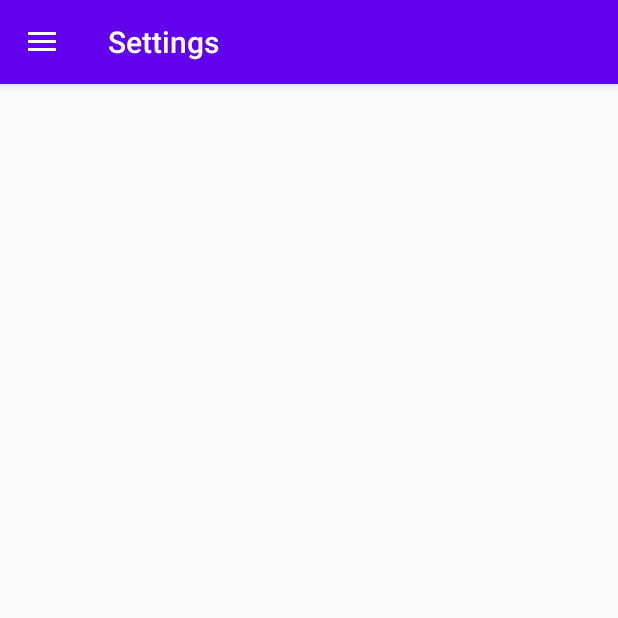
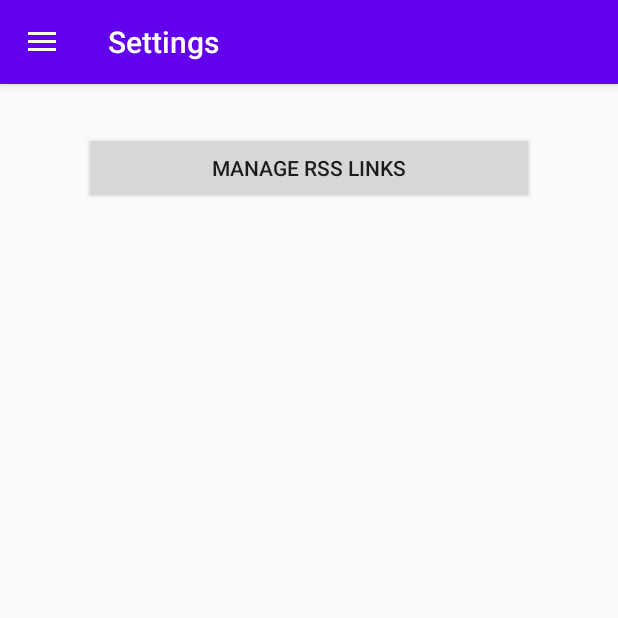
Before and after one commit to brdby/AgNews, an Android app: the screen it shows after launch (MainActivity), in the side drawer, after a tap on "Settings", on a phone screen of 412 x 824 dp, the top half of it. Run offline under Robolectric (Android 15) with nearby library versions, the phone set to English and light mode, and no system bars; our stand-ins replace Room's generated code, navigation-ui.

Commit message:
added rss link management setting

```diff
--- a/app/src/main/java/com/haskellish/agrinews/NewsApp.java
+++ b/app/src/main/java/com/haskellish/agrinews/NewsApp.java
@@ -18,6 +18,7 @@ public class NewsApp extends Application {
         instance = this;
         database = Room.databaseBuilder(this, NewsDB.class, "database")
                 .allowMainThreadQueries()
+                .fallbackToDestructiveMigration()
                 .build();
     }
 
--- a/app/src/main/java/com/haskellish/agrinews/db/NewsDB.java
+++ b/app/src/main/java/com/haskellish/agrinews/db/NewsDB.java
@@ -5,7 +5,7 @@ import androidx.room.RoomDatabase;
 
 import com.haskellish.agrinews.db.entity.RSS;
 
-@Database(entities = {RSS.class}, version = 1)
+@Database(entities = {RSS.class}, version = 3)
 public abstract class NewsDB extends RoomDatabase {
     public abstract RSSDao rssDao();
 }
--- a/app/src/main/java/com/haskellish/agrinews/db/RSSDao.java
+++ b/app/src/main/java/com/haskellish/agrinews/db/RSSDao.java
@@ -16,8 +16,8 @@ public interface RSSDao {
     @Query("SELECT * FROM rss")
     List<RSS> getAll();
 
-    @Query("SELECT * FROM rss WHERE id = :id")
-    RSS getById(long id);
+    @Query("DELETE FROM rss WHERE url = :url")
+    void deleteByURL(String url);
 
     @Insert
     void insert(RSS employee);
--- a/app/src/main/java/com/haskellish/agrinews/object/News.java
+++ b/app/src/main/java/com/haskellish/agrinews/rss/News.java
@@ -1,4 +1,4 @@
-package com.haskellish.agrinews.object;
+package com.haskellish.agrinews.rss;
 
 import java.io.Serializable;
 
--- a/app/src/main/java/com/haskellish/agrinews/rss/RSSParser.java
+++ b/app/src/main/java/com/haskellish/agrinews/rss/RSSParser.java
@@ -1,8 +1,6 @@
 package com.haskellish.agrinews.rss;
 
 import android.util.Xml;
-
-import com.haskellish.agrinews.object.News;
 
 import org.xmlpull.v1.XmlPullParser;
 import org.xmlpull.v1.XmlPullParserException;
--- a/app/src/main/java/com/haskellish/agrinews/ui/SettingsFragment.java
+++ /dev/null
@@ -1,24 +0,0 @@
-package com.haskellish.agrinews.ui;
-
-import android.os.Bundle;
-import android.view.LayoutInflater;
-import android.view.View;
-import android.view.ViewGroup;
-
-import androidx.annotation.NonNull;
-import androidx.annotation.Nullable;
-import androidx.fragment.app.Fragment;
-
-public class SettingsFragment extends Fragment {
-
-    @Override
-    public void onActivityCreated(@Nullable Bundle savedInstanceState) {
-        super.onActivityCreated(savedInstanceState);
-    }
-
-    @Nullable
-    @Override
-    public View onCreateView(@NonNull LayoutInflater inflater, @Nullable ViewGroup container, @Nullable Bundle savedInstanceState) {
-        return super.onCreateView(inflater, container, savedInstanceState);
-    }
-}
--- a/app/src/main/java/com/haskellish/agrinews/ui/NewsDetailActivity.java
+++ b/app/src/main/java/com/haskellish/agrinews/ui/news/NewsDetailActivity.java
@@ -1,4 +1,4 @@
-package com.haskellish.agrinews.ui;
+package com.haskellish.agrinews.ui.news;
 
 import android.app.Activity;
 import android.content.Intent;
@@ -8,7 +8,7 @@ import android.widget.TextView;
 import androidx.annotation.Nullable;
 
 import com.haskellish.agrinews.R;
-import com.haskellish.agrinews.object.News;
+import com.haskellish.agrinews.rss.News;
 
 public class NewsDetailActivity extends Activity {
 
--- a/app/src/main/java/com/haskellish/agrinews/ui/NewsFragment.java
+++ b/app/src/main/java/com/haskellish/agrinews/ui/news/NewsFragment.java
@@ -1,4 +1,4 @@
-package com.haskellish.agrinews.ui;
+package com.haskellish.agrinews.ui.news;
 
 import android.content.Intent;
 import android.os.AsyncTask;
@@ -11,8 +11,12 @@ import androidx.annotation.NonNull;
 import androidx.annotation.Nullable;
 import androidx.fragment.app.ListFragment;
 
+import com.haskellish.agrinews.NewsApp;
 import com.haskellish.agrinews.R;
-import com.haskellish.agrinews.object.News;
+import com.haskellish.agrinews.db.NewsDB;
+import com.haskellish.agrinews.db.RSSDao;
+import com.haskellish.agrinews.db.entity.RSS;
+import com.haskellish.agrinews.rss.News;
 import com.haskellish.agrinews.rss.RSSParser;
 
 import java.util.ArrayList;
@@ -21,22 +25,22 @@ import java.util.List;
 
 public class NewsFragment extends ListFragment {
     SimpleAdapter adapter;
-    ArrayList<HashMap<String, String>> arrayList = new ArrayList<>();
-    ParsingTask updateTask = new ParsingTask();
+    ArrayList<HashMap<String, String>> adapterNewsList = new ArrayList<>();
     List<News> newsList = new ArrayList<>();
 
-    class ParsingTask extends AsyncTask<Void, Void, Void> {
+    class ParsingTask extends AsyncTask<String, Void, Void> {
 
-        public Void doInBackground(Void... objects) {
+        public Void doInBackground(String... strings) {
             HashMap<String, String> map;
-            String url = "https://www.androidauthority.com/feed";
+            String url = strings[0];
             RSSParser rssParser = new RSSParser(url);
-            newsList = rssParser.getNews();
-            for (News news : newsList){
+            List<News> newNews = rssParser.getNews();
+            newsList.addAll(newNews);
+            for (News news : newNews){
                 map = new HashMap<>();
                 map.put("Header", news.getTitle());
                 map.put("Content", news.getDescription());
-                arrayList.add(map);
+                adapterNewsList.add(map);
             }
             return null;
         }
@@ -52,19 +56,22 @@ public class NewsFragment extends ListFragment {
     @Override
     public void onViewCreated(@NonNull View view, @Nullable Bundle savedInstanceState) {
         super.onViewCreated(view, savedInstanceState);
-        /*
-        NewsDB db = NewsApp.getInstance().getDatabase();
-        RSSDao rssDao = db.rssDao();
-        RSS employee = new RSS();
-        */
 
-        adapter = new SimpleAdapter(getActivity().getApplicationContext(), arrayList,
+
+        adapter = new SimpleAdapter(getActivity().getApplicationContext(), adapterNewsList,
                 R.layout.news_item,
                 new String[]{"Header", "Content"},
                 new int[]{R.id.news_header, R.id.news_content});
         setListAdapter(adapter);
+
+        NewsDB db = NewsApp.getInstance().getDatabase();
+        RSSDao rssDao = db.rssDao();
+        List<RSS> links = rssDao.getAll();
+        for (RSS rss : links){
+            ParsingTask updateTask = new ParsingTask();
+            updateTask.execute(rss.url);
+        }
         setListShown(false);
-        updateTask.execute();
     }
 
     @Override
@@ -76,7 +83,7 @@ public class NewsFragment extends ListFragment {
         for (News n : newsList){
             if (n.getTitle().equals(title)) news = n;
         }
-        Intent intent = new Intent(this.getActivity(), NewsDetailActivity.class);
+        Intent intent = new Intent(this.getContext(), NewsDetailActivity.class);
         intent.putExtra("newsObject", news);
         startActivity(intent);
     }
--- /dev/null
+++ b/app/src/main/java/com/haskellish/agrinews/ui/settings/SettingsFragment.java
@@ -0,0 +1,43 @@
+package com.haskellish.agrinews.ui.settings;
+
+import android.content.Intent;
+import android.os.Bundle;
+import android.view.LayoutInflater;
+import android.view.View;
+import android.view.ViewGroup;
+import android.widget.Button;
+
+import androidx.annotation.NonNull;
+import androidx.annotation.Nullable;
+import androidx.fragment.app.Fragment;
+
+import com.haskellish.agrinews.R;
+import com.haskellish.agrinews.ui.MainActivity;
+
+public class SettingsFragment extends Fragment implements View.OnClickListener {
+    final private String[] catNames = new String[] {
+            "Рыжик", "Барсик", "Мурзик", "sample1", "sample2", "sample3"
+    };
+
+    Button mngLinks;
+
+
+    @Nullable
+    @Override
+    public View onCreateView(@NonNull LayoutInflater inflater, @Nullable ViewGroup container, @Nullable Bundle savedInstanceState) {
+        return inflater.inflate(R.layout.settings_fragment, container, false);
+    }
+
+    @Override
+    public void onViewCreated(@NonNull View view, @Nullable Bundle savedInstanceState) {
+        super.onViewCreated(view, savedInstanceState);
+        mngLinks = getActivity().findViewById(R.id.mngLinks);
+        mngLinks.setOnClickListener(this);
+    }
+
+    @Override
+    public void onClick(View view) {
+        Intent intent = new Intent(this.getContext(), ManageRSSActivity.class);
+        startActivity(intent);
+    }
+}
--- /dev/null
+++ b/app/src/main/res/layout/settings_fragment.xml
@@ -0,0 +1,18 @@
+<?xml version="1.0" encoding="utf-8"?>
+<androidx.constraintlayout.widget.ConstraintLayout
+    xmlns:android="http://schemas.android.com/apk/res/android"
+    xmlns:app="http://schemas.android.com/apk/res-auto"
+    xmlns:tools="http://schemas.android.com/tools"
+    android:layout_width="match_parent"
+    android:layout_height="match_parent">
+
+    <Button
+        android:id="@+id/mngLinks"
+        android:layout_width="300dp"
+        android:layout_height="wrap_content"
+        android:layout_marginTop="32dp"
+        android:text="@string/settings_manage_rss_links"
+        app:layout_constraintEnd_toEndOf="parent"
+        app:layout_constraintStart_toStartOf="parent"
+        app:layout_constraintTop_toTopOf="parent" />
+</androidx.constraintlayout.widget.ConstraintLayout>
--- a/app/src/main/res/navigation/mobile_navigation.xml
+++ b/app/src/main/res/navigation/mobile_navigation.xml
@@ -7,12 +7,12 @@
 
     <fragment
         android:id="@+id/nav_news"
-        android:name="com.haskellish.agrinews.ui.NewsFragment"
+        android:name="com.haskellish.agrinews.ui.news.NewsFragment"
         android:label="@string/menu_news" />
 
     <fragment
         android:id="@+id/nav_settings"
-        android:name="com.haskellish.agrinews.ui.SettingsFragment"
+        android:name="com.haskellish.agrinews.ui.settings.SettingsFragment"
         android:label="@string/menu_settings" />
 
 
--- a/app/src/main/res/values/strings.xml
+++ b/app/src/main/res/values/strings.xml
@@ -16,4 +16,8 @@
     <string name="menu_news">News</string>
     <string name="menu_settings">Settings</string>
     <string name="news_link">News link</string>
+    <string name="settings_rss_url">RSS URL</string>
+    <string name="settings_add">Add</string>
+    <string name="settings_delete">Delete</string>
+    <string name="settings_manage_rss_links">Manage RSS links</string>
 </resources>
```
Also changed, not shown: app/src/main/AndroidManifest.xml (+5 -2 lines), app/src/main/java/com/haskellish/agrinews/db/entity/RSS.java (+20 -4 lines), app/src/main/java/com/haskellish/agrinews/ui/settings/ManageRSSActivity.java (added, +105 -0 lines), app/src/main/res/layout/activity_settings_rss.xml (added, +67 -0 lines).
